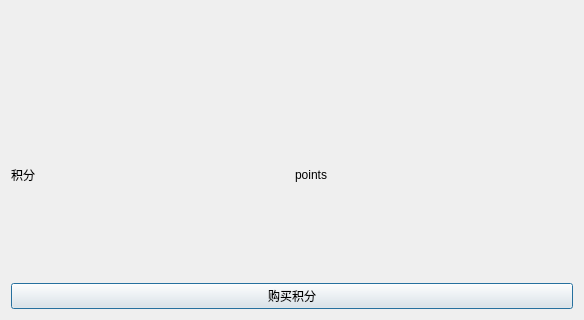
Qt form src/points_dialog.ui (qtcv/pose) before a commit; both pictures show x 0 to 584 and y 151 to 471 of the 584 by 471 pixel window.
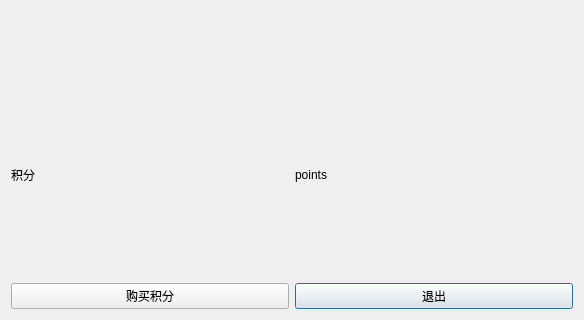
The same form after that commit.

```diff
--- a/src/points_dialog.ui
+++ b/src/points_dialog.ui
@@ -42,7 +42,14 @@
      </property>
     </widget>
    </item>
-   <item row="2" column="0" colspan="2">
+   <item row="3" column="1">
+    <widget class="QPushButton" name="points_exit_btn">
+     <property name="text">
+      <string>退出</string>
+     </property>
+    </widget>
+   </item>
+   <item row="3" column="0">
     <widget class="QPushButton" name="buy_points_btn">
      <property name="text">
       <string>购买积分</string>
```
